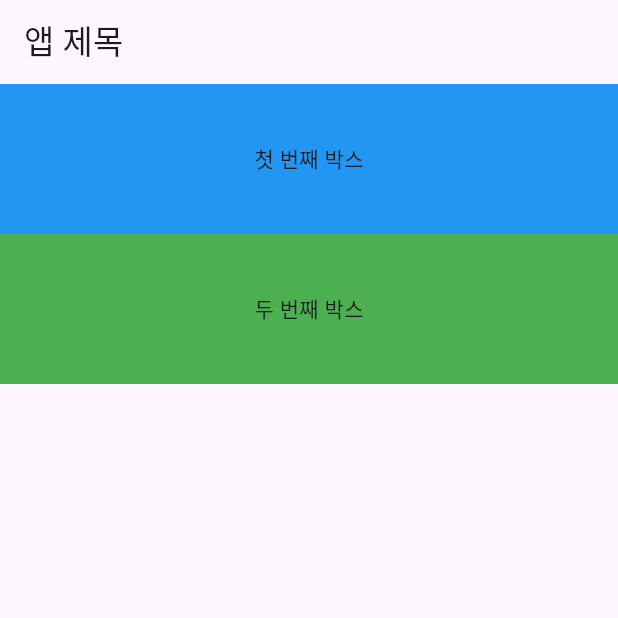
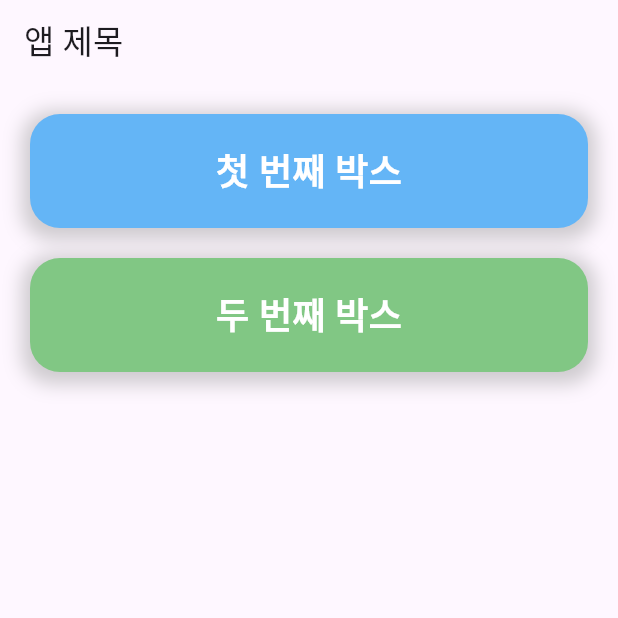
Before and after one commit to HOJOE5/design_practice, a Flutter app: the screen it shows after launch, on a phone screen of 412 x 824 dp, the top half of it. Run offline on Flutter 3.47's test engine with Material 3 defaults, Android fonts, the phone set to English and light mode, and no system bars.

Commit message:
1차 디자인 변경

```diff
--- a/lib/main.dart
+++ b/lib/main.dart
@@ -1,11 +1,11 @@
-import 'package:flutter/material.dart'; // ❗ 가장 위에 추가
+import 'package:flutter/material.dart'; // 가장 위에 추가
 
 void main() {
-  runApp(MyApp()); // ❗ 무조건 runApp(MyApp())
+  runApp(MyApp()); // 무조건 runApp(MyApp())
 }
 
 class MyApp extends StatelessWidget {
-  // ❗ Flutter 기본 구조
+  // Flutter 기본 구조
   @override
   Widget build(BuildContext context) {
     return MaterialApp(
@@ -13,17 +13,59 @@ class MyApp extends StatelessWidget {
         appBar: AppBar(title: Text('앱 제목')),
         body: Column(
           children: [
+            SizedBox(height: 20), // 위에 간격
             Container(
-              color: Colors.blue,
-              height: 100,
-              width: double.infinity,
-              child: Center(child: Text('첫 번째 박스')),
+              margin: EdgeInsets.symmetric(horizontal: 20),
+              padding: EdgeInsets.all(20),
+              decoration: BoxDecoration(
+                color: Colors.blue[300],
+                borderRadius: BorderRadius.circular(20),
+                boxShadow: [
+                  BoxShadow(
+                    color: Colors.grey.withOpacity(0.5),
+                    spreadRadius: 5,
+                    blurRadius: 10,
+                    offset: Offset(0, 3),
+                  ),
+                ],
+              ),
+              child: Center(
+                child: Text(
+                  '첫 번째 박스',
+                  style: TextStyle(
+                    fontSize: 24,
+                    fontWeight: FontWeight.bold,
+                    color: Colors.white,
+                  ),
+                ),
+              ),
             ),
+            SizedBox(height: 20), // 박스 간격
             Container(
-              color: Colors.green,
-              height: 100,
-              width: double.infinity,
-              child: Center(child: Text('두 번째 박스')),
+              margin: EdgeInsets.symmetric(horizontal: 20),
+              padding: EdgeInsets.all(20),
+              decoration: BoxDecoration(
+                color: Colors.green[300],
+                borderRadius: BorderRadius.circular(20),
+                boxShadow: [
+                  BoxShadow(
+                    color: Colors.grey.withOpacity(0.5),
+                    spreadRadius: 5,
+                    blurRadius: 10,
+                    offset: Offset(0, 3),
+                  ),
+                ],
+              ),
+              child: Center(
+                child: Text(
+                  '두 번째 박스',
+                  style: TextStyle(
+                    fontSize: 24,
+                    fontWeight: FontWeight.bold,
+                    color: Colors.white,
+                  ),
+                ),
+              ),
             ),
           ],
         ),
```
